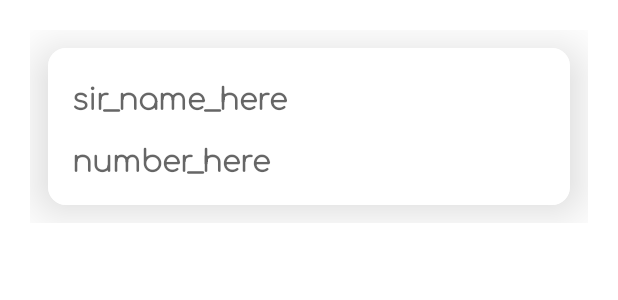
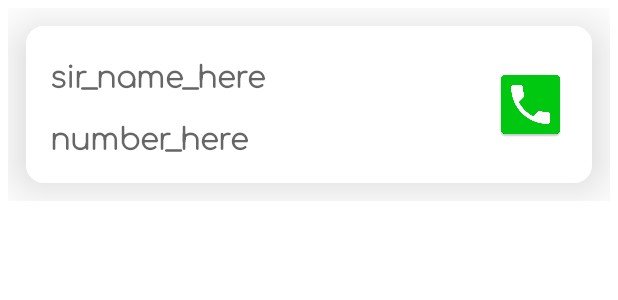
Before and after one commit to HACKATHONPROJECTSCSE/SMARTCAMPUS, an Android app: the layout custom_call_layout.xml on its own in the app's theme, with its tools: preview values and no code run, on a phone screen of 412 x 824 dp. Shown: the top 300 px of the screen. Run offline under Robolectric (Android 15) with nearby library versions, the phone set to English and light mode, and no system bars; Roboto replaces fonts that are not available here.

Commit message:
calling module on icon

```diff
--- a/app/src/main/java/com/saurabhjadhav/smartcampus/Student/ImportantContacts/ContactAdapter.java
+++ b/app/src/main/java/com/saurabhjadhav/smartcampus/Student/ImportantContacts/ContactAdapter.java
@@ -6,6 +6,7 @@ import android.net.Uri;
 import android.view.LayoutInflater;
 import android.view.View;
 import android.view.ViewGroup;
+import android.widget.ImageView;
 import android.widget.TextView;
 import android.widget.Toast;
 
@@ -39,7 +40,7 @@ public class ContactAdapter extends RecyclerView.Adapter<ContactAdapter.EventVie
     public void onBindViewHolder(@NonNull EventViewHolder holder, int position) {
         holder.name.setText(ContactList.get(position).getName());
         holder.number.setText(ContactList.get(position).getNumber());
-        holder.number.setOnClickListener(new View.OnClickListener() {
+        holder.call_img.setOnClickListener(new View.OnClickListener() {
             @Override
             public void onClick(View v) {
                 String number = ContactList.get(holder.getAdapterPosition()).getNumber();
@@ -59,11 +60,13 @@ public class ContactAdapter extends RecyclerView.Adapter<ContactAdapter.EventVie
 
     public class EventViewHolder extends RecyclerView.ViewHolder {
         public TextView name, number;
+        ImageView call_img;
 
         public EventViewHolder(View view) {
             super(view);
             name = view.findViewById(R.id.name_faculty);
             number = view.findViewById(R.id.faculty_number);
+            call_img=view.findViewById(R.id.call_img);
         }
     }
 }
--- a/app/src/main/res/layout/custom_call_layout.xml
+++ b/app/src/main/res/layout/custom_call_layout.xml
@@ -4,10 +4,10 @@
     android:layout_width="match_parent"
     android:layout_height="wrap_content"
     xmlns:app="http://schemas.android.com/apk/res-auto"
-    android:padding="20dp">
+    android:padding="5dp">
 
     <androidx.cardview.widget.CardView
-        android:layout_width="wrap_content"
+        android:layout_width="match_parent"
         android:layout_height="wrap_content"
         android:layout_rowWeight="1"
         android:layout_columnWeight="1"
@@ -39,7 +39,7 @@
 
                 <TextView
                     android:id="@+id/faculty_number"
-                    android:layout_width="400dp"
+                    android:layout_width="wrap_content"
                     android:layout_height="wrap_content"
                     android:layout_below="@id/name_faculty"
                     android:fontFamily="@font/comfortaa_light"
@@ -49,6 +49,15 @@
                     android:hint="number_here"
                     android:textStyle="bold" />
 
+                <ImageView
+                    android:id="@+id/call_img"
+                    android:layout_width="50dp"
+                    android:layout_height="50dp"
+                    android:src="@drawable/call_icon"
+                    android:layout_alignParentEnd="true"
+                    android:layout_centerVertical="true"/>
+
+
 
             </RelativeLayout>
 
```
Also changed, not shown: app/src/main/res/drawable/call_icon.png (added), app/src/main/res/drawable/img_3.png (added).
